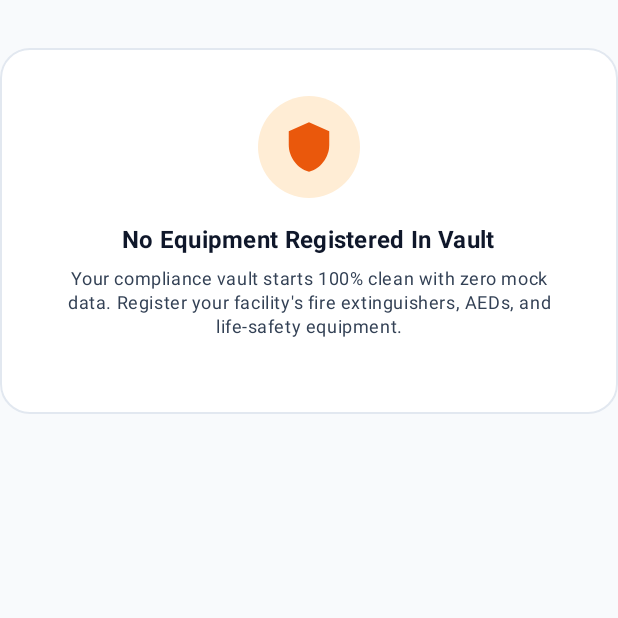
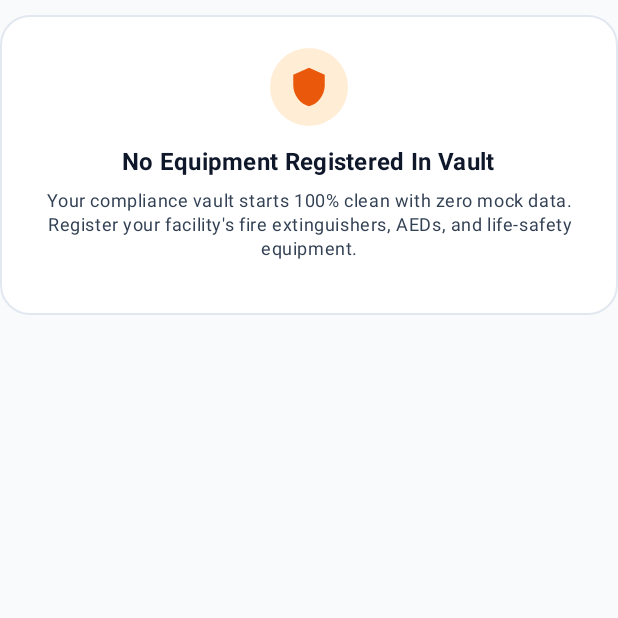
Before and after one commit to Kyouk56/inspectfield-safetylog, an Android app built with Jetpack Compose: the composable EmptyAssetsStateCard shown on its own in the app's theme, on a phone screen of 412 x 824 dp, the top half of it. Run offline under Robolectric (Android 15) with nearby library versions, the phone set to English and light mode, and no system bars.

Commit message:
fix(ui): solve ad banner overlap with navigationBarsPadding, compact empty state, and 200dp scroll clearance

```diff
--- a/app/build.gradle.kts
+++ b/app/build.gradle.kts
@@ -12,8 +12,8 @@ android {
         applicationId = "com.safetylog.inspection.app"
         minSdk = 26
         targetSdk = 36
-        versionCode = 12
-        versionName = "1.0.9"
+        versionCode = 13
+        versionName = "1.0.10"
         testInstrumentationRunner = "androidx.test.runner.AndroidJUnitRunner"
 
         val admobAppId = project.findProperty("SAFETYLOG_ADMOB_APP_ID") as? String
--- a/app/src/main/java/com/safetylog/app/ui/dashboard/DashboardScreen.kt
+++ b/app/src/main/java/com/safetylog/app/ui/dashboard/DashboardScreen.kt
@@ -364,7 +364,7 @@ fun DashboardScreen(
             modifier = Modifier
                 .fillMaxSize()
                 .padding(innerPadding),
-            contentPadding = PaddingValues(start = 12.dp, top = 10.dp, end = 12.dp, bottom = 80.dp),
+            contentPadding = PaddingValues(start = 12.dp, top = 10.dp, end = 12.dp, bottom = 100.dp),
             verticalArrangement = Arrangement.spacedBy(10.dp)
         ) {
             // Delinquency / Past-Due / Cancelled Alert Banner
@@ -663,6 +663,11 @@ fun DashboardScreen(
                         }
                     )
                 }
+            }
+
+            // Bottom breathing clearance spacer ensuring content, words, and cards can always scroll completely clear of the bottom banner and FAB
+            item {
+                Spacer(modifier = Modifier.height(72.dp))
             }
         }
     }
@@ -2147,7 +2152,7 @@ private fun EmptyAssetsStateCard(
     Card(
         modifier = Modifier
             .fillMaxWidth()
-            .padding(vertical = 32.dp),
+            .padding(vertical = 10.dp),
         colors = CardDefaults.cardColors(containerColor = MaterialTheme.colorScheme.surface),
         shape = RoundedCornerShape(20.dp),
         border = BorderStroke(1.dp, MaterialTheme.colorScheme.outlineVariant)
@@ -2155,13 +2160,13 @@ private fun EmptyAssetsStateCard(
         Column(
             modifier = Modifier
                 .fillMaxWidth()
-                .padding(32.dp),
+                .padding(horizontal = 20.dp, vertical = 22.dp),
             horizontalAlignment = Alignment.CenterHorizontally,
             verticalArrangement = Arrangement.Center
         ) {
             Box(
                 modifier = Modifier
-                    .size(68.dp)
+                    .size(52.dp)
                     .background(SafetyOrangeContainer, CircleShape),
                 contentAlignment = Alignment.Center
             ) {
@@ -2169,10 +2174,10 @@ private fun EmptyAssetsStateCard(
                     imageVector = Icons.Default.Shield,
                     contentDescription = null,
                     tint = SafetyOrange,
-                    modifier = Modifier.size(36.dp)
+                    modifier = Modifier.size(28.dp)
                 )
             }
-            Spacer(modifier = Modifier.height(16.dp))
+            Spacer(modifier = Modifier.height(12.dp))
             Text(
                 text = if (isSearching) "No Safety Assets Found" else "No Equipment Registered In Vault",
                 style = MaterialTheme.typography.titleMedium,
@@ -2190,7 +2195,7 @@ private fun EmptyAssetsStateCard(
                 textAlign = TextAlign.Center
             )
             if (!isSearching) {
-                Spacer(modifier = Modifier.height(18.dp))
+                Spacer(modifier = Modifier.height(14.dp))
                 if (canManageAssets) {
                     Button(
                         onClick = onAddClicked,
--- a/app/src/main/java/com/safetylog/app/ui/equipment/EquipmentHistoryScreen.kt
+++ b/app/src/main/java/com/safetylog/app/ui/equipment/EquipmentHistoryScreen.kt
@@ -613,6 +613,11 @@ fun EquipmentHistoryScreen(
                     )
                 }
             }
+
+            // Bottom clearance spacer ensuring logs and buttons can always scroll clear of the ad banner
+            item {
+                Spacer(modifier = Modifier.height(72.dp))
+            }
         }
     }
 
```
Also changed, not shown: app/src/main/java/com/safetylog/app/ui/components/SafetyBannerAd.kt (+23 -1 lines), 1 other file.
